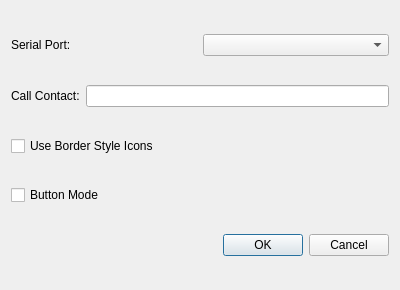
Qt form QRaspbed/settings.ui (johnramsden/Raspbed) before a commit.
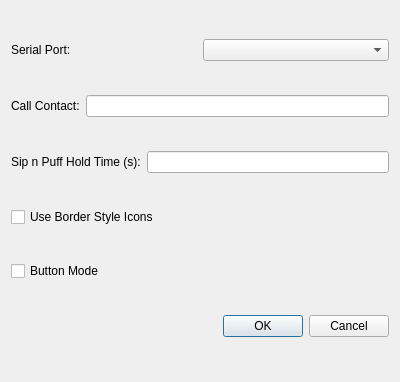
The same form after that commit.

Commit message:
Added skype call functionality in sip'n puff mode.
Added button right click highlighting.

```diff
--- a/QRaspbed/settings.ui
+++ b/QRaspbed/settings.ui
@@ -7,7 +7,7 @@
     <x>0</x>
     <y>0</y>
     <width>400</width>
-    <height>290</height>
+    <height>382</height>
    </rect>
   </property>
   <property name="windowTitle">
@@ -52,6 +52,20 @@
      </item>
     </layout>
    </item>
+   <item>
+    <layout class="QHBoxLayout" name="callContactHorizontalLayout_2">
+     <item>
+      <widget class="QLabel" name="holdTimeLabel">
+       <property name="text">
+        <string>Sip n Puff Hold Time (s):</string>
+       </property>
+      </widget>
+     </item>
+     <item>
+      <widget class="QLineEdit" name="buttonHoldTimeEdit"/>
+     </item>
+    </layout>
+   </item>
    <item>
     <widget class="QCheckBox" name="iconStyleCheckBox">
      <property name="text">
```
The commit also changes 5 other files.
